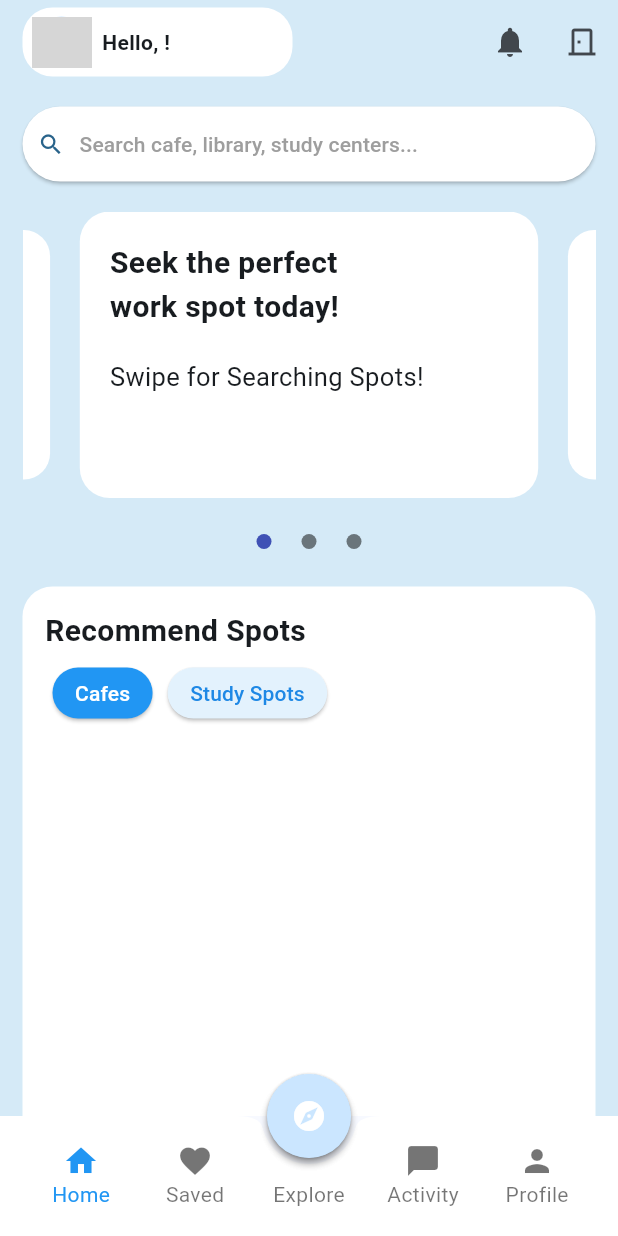
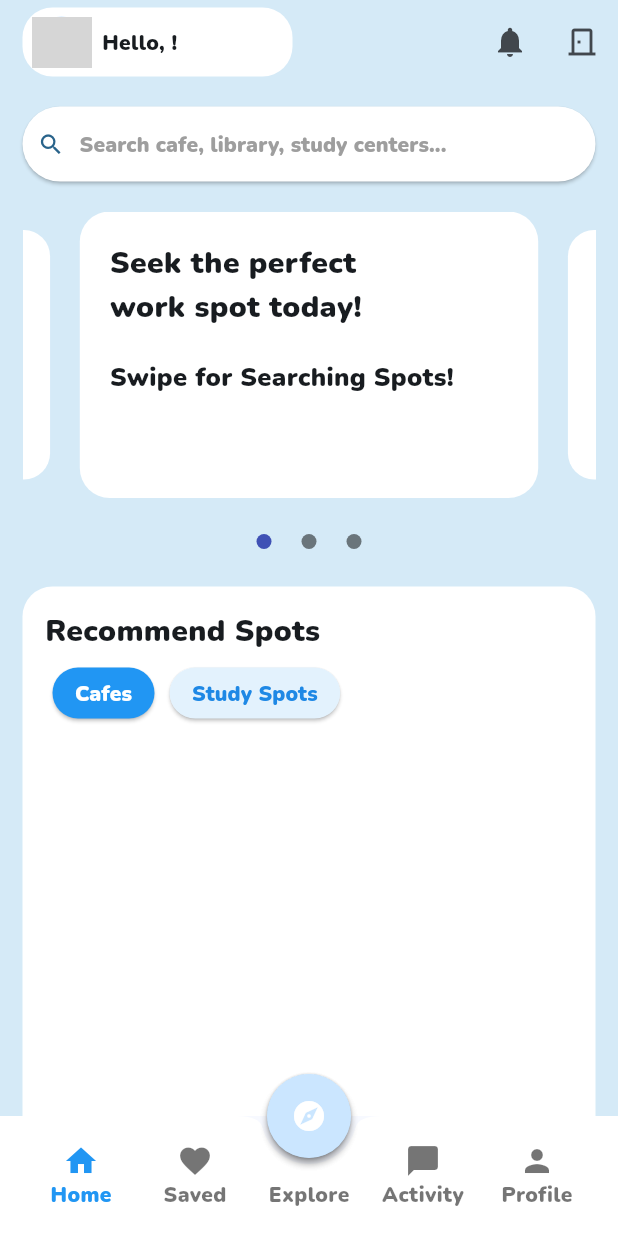
Before and after one commit to SpotSpots/spots_front, a Flutter app: the screen it shows once a user with an empty profile is signed in, on a phone screen of 412 x 824 dp. Run offline on Flutter 3.47's test engine with Material 3 defaults, Android fonts, the phone set to English and light mode, and no system bars; drawn by our look-alikes of carousel_slider; our stand-ins replace cloud_firestore, firebase_auth, firebase_core, modal_progress_hud_nsn; accounts and stored records are empty; grey boxes are pictures that could not be loaded.

Commit message:
feat: 폰트 적용

```diff
--- a/lib/main.dart
+++ b/lib/main.dart
@@ -28,6 +28,7 @@ class MyApp extends StatelessWidget {
         debugShowCheckedModeBanner: false,
         title: 'Flutter Demo',
         theme: ThemeData(
+          fontFamily: 'Nunito-Black',
           colorScheme: ColorScheme.fromSeed(seedColor: Color(0xff8EC3EE)),
           //primarySwatch: Colors.deepPurple,
           useMaterial3: true,
```
